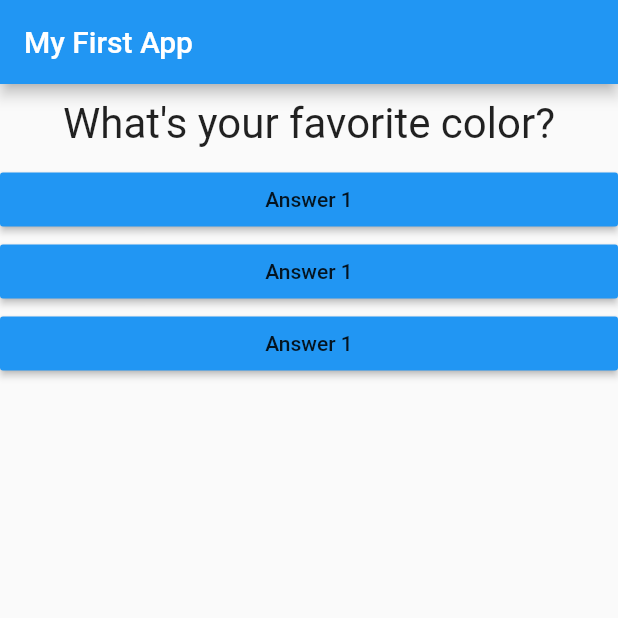
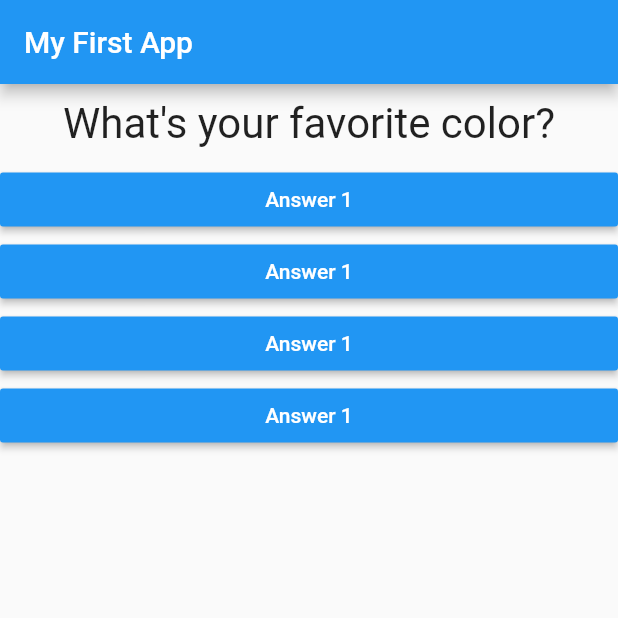
Before and after one commit to mrmikemcguire/Flutter_Complete_Guide, a Flutter app: the screen it shows after launch, on a phone screen of 412 x 824 dp, the top half of it. Run offline on Flutter 3.47's test engine with Material 2 defaults, Android fonts, the phone set to English and light mode, and no system bars.

Commit message:
spread issues

```diff
--- a/lib/answer.dart
+++ b/lib/answer.dart
@@ -2,8 +2,9 @@ import 'package:flutter/material.dart';
 
 class Answer extends StatelessWidget {
   final Function selectHandler;
+  final String answerText;
 
-  Answer(this.selectHandler);
+  Answer(this.selectHandler, this.answerText);
 
   @override
   Widget build(BuildContext context) {
@@ -11,6 +12,7 @@ class Answer extends StatelessWidget {
       width: double.infinity,
       child:  RaisedButton(
               color: Colors.blue,
+              textColor: Colors.white,
               child: Text('Answer 1'),
               onPressed: selectHandler,
             ),
--- a/lib/main.dart
+++ b/lib/main.dart
@@ -28,8 +28,15 @@ class _MyAppState extends State<MyApp> {
   @override
   Widget build(BuildContext context) {
     var questions = [
-      'What\'s your favorite color?',
-      'What\'s your favorite animal?',
+      {'questionText':'What\'s your favorite color?',
+       'answers': ['Blue', 'Red', 'Green', 'Yellow'],
+      },
+      {'questionText':'What\'s your favorite animal?',
+       'answers': ['Dog', 'Cat', 'Dolphin', 'Wombat'],
+      },
+      {'questionText':'What\'s your favorite snack?',
+       'answers': ['M&Ms', 'Cookies', 'chips', 'bars'],
+      },
     ];
     return MaterialApp(
       home: Scaffold(
@@ -39,11 +46,11 @@ class _MyAppState extends State<MyApp> {
         body: Column(
           children: [
             Question(
-              questions[_questionIndex],
+              questions[_questionIndex]['questionText'], //map access
               ),
-              Answer(_answerQuestion),
-              Answer(_answerQuestion),
-              Answer(_answerQuestion),
+              ...(questions[_questionIndex]['answers'] as List<String>).map((answer) {
+                return Answer(_answerQuestion, answer);
+              }).toList()
             ],
           ),
         ),
--- a/pubspec.yaml
+++ b/pubspec.yaml
@@ -14,7 +14,7 @@ description: A new Flutter project.
 version: 1.0.0+1
 
 environment:
-  sdk: ">=2.1.0 <3.0.0"
+  sdk: ">=2.6.0 <3.0.0"
 
 dependencies:
   flutter:
```
Also changed, not shown: pubspec.lock.
